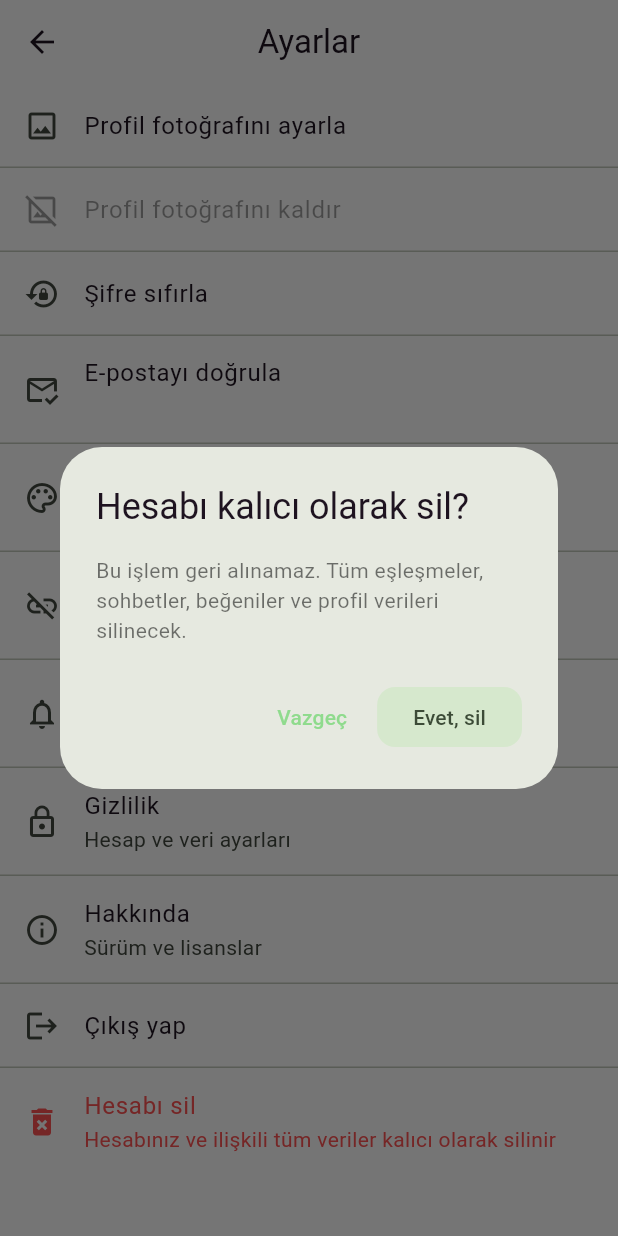
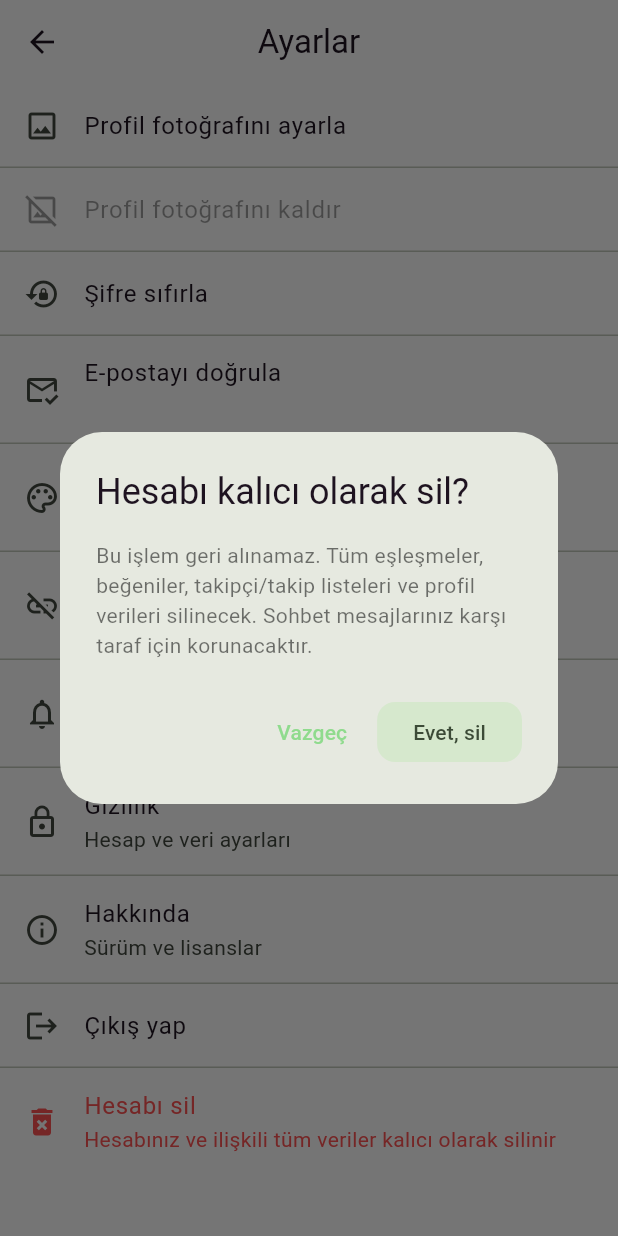
Before and after one commit to cinaratac/moviematch, a Flutter app: the SettingsPage screen opened directly, after a tap on "Hesabı sil", on a phone screen of 412 x 824 dp. Run offline on Flutter 3.47's test engine with Material 3 defaults, Android fonts, the phone set to English and light mode, and no system bars; our stand-ins replace cached_network_image, cloud_firestore, firebase_auth, firebase_core, firebase_messaging, firebase_storage and 4 more; missing offline and left inert: flutter_cached_pdfview; accounts and stored records are empty.

Commit message:
hesap silme işlemleri

```diff
--- a/lib/auth/auth_gate.dart
+++ b/lib/auth/auth_gate.dart
@@ -42,17 +42,20 @@ class AuthGate extends StatelessWidget {
                 );
               }
               if (!snap.hasData || !snap.data!.exists) {
-                return const OnboardingLetterboxd();
+                // HESAP SİLİNDİĞİNDE GİRİŞ EKRANINA YÖNLENDİR
+                return const LoginPage();
               }
               final data = snap.data!.data();
               final lb = (data?['letterboxdUsername'] ?? '').toString();
               if (lb.isEmpty) {
-                return const OnboardingLetterboxd();
+                // Letterboxd bilgisi eksikse de giriş ekranına yönlendir
+                return const LoginPage();
               }
               return const HomeShell();
             },
           );
         }
+        // Firebase Auth'tan çıkış yapıldıysa/silindiyse LoginPage göster
         return const LoginPage();
       },
     );
--- a/lib/screens/settings_page.dart
+++ b/lib/screens/settings_page.dart
@@ -179,7 +179,19 @@ class _SettingsPageState extends State<SettingsPage> {
         await prefs.remove('lb_username_$uid');
       } catch (_) {}
 
-      // 2) User doc üzerindeki LB alanlarını sil (best-effort)
+      // 2) userTasteProfiles/{uid} belgesini temizle (Loved, Disliked, Watchlist)
+      await fs.collection('userTasteProfiles').doc(uid).set({
+        'letterboxdUsername': FieldValue.delete(),
+        'loved': <String>[],
+        'disliked': <String>[],
+        'watchlist': <String>[],
+        'posters': <String, String>{},
+        'vector': FieldValue.delete(),
+        'computedAtMs': FieldValue.delete(),
+        'updatedAt': FieldValue.serverTimestamp(),
+      }, SetOptions(merge: true));
+
+      // 3) User doc üzerindeki LB alanlarını sil (eski/mirror alanları)
       await fs.collection('users').doc(uid).set({
         'lbUsername': FieldValue.delete(),
         'lbSyncedAt': FieldValue.delete(),
@@ -200,7 +212,7 @@ class _SettingsPageState extends State<SettingsPage> {
         'updatedAt': FieldValue.serverTimestamp(),
       }, SetOptions(merge: true));
 
-      // 3) Alt koleksiyonları temizle (varsa): shelves/*, movies, userMovies
+      // 4) Alt koleksiyonları temizle (varsa): shelves/*, movies, userMovies
       // shelves/*/items
       try {
         final shelvesCol = fs
@@ -462,7 +474,7 @@ class _SettingsPageState extends State<SettingsPage> {
       builder: (context) => AlertDialog(
         title: const Text('Hesabı kalıcı olarak sil?'),
         content: const Text(
-          'Bu işlem geri alınamaz. Tüm eşleşmeler, sohbetler, beğeniler ve profil verileri silinecek.',
+          'Bu işlem geri alınamaz. Tüm eşleşmeler, beğeniler, takipçi/takip listeleri ve profil verileri silinecek. Sohbet mesajlarınız karşı taraf için korunacaktır.',
         ),
         actions: [
           TextButton(
@@ -507,56 +519,130 @@ class _SettingsPageState extends State<SettingsPage> {
         fs.collection('matches').where('uids', arrayContains: uid),
       );
 
-      // 5) chats: participants contains uid → delete subcollections (best-effort), then chat doc
+      // 5) chats: messages SİLİNMEYECEK, sadece kullanıcının verisini temizle
       final chatsSnap = await fs
           .collection('chats')
           .where('participants', arrayContains: uid)
           .get();
       for (final chat in chatsSnap.docs) {
-        // delete reads
+        // reads: Okuma durumunu sil (bu kullanıcının özel verisi)
         try {
           await _deleteQuery(chat.reference.collection('reads'));
         } catch (_) {}
-        // delete messages
+        // Chat dokümanını güncelle: Katılımcı listesinden kullanıcıyı çıkar
         try {
-          await _deleteQuery(chat.reference.collection('messages'));
-        } catch (_) {}
-        // delete chat itself
-        try {
-          await chat.reference.delete();
+          await chat.reference.set({
+            'participants': FieldValue.arrayRemove([uid]),
+            'updatedAt': FieldValue.serverTimestamp(),
+            'deletedParticipant': uid, // Silindiğini işaretle
+          }, SetOptions(merge: true));
         } catch (_) {}
       }
 
-      // 6) userTasteProfiles/{uid}
+      // 6) Kullanıcının Postları
+      try {
+        await _deleteQuery(
+          fs.collection('posts').where('authorId', isEqualTo: uid),
+        );
+      } catch (_) {}
+
+      // 7) Kullanıcının Eklediği Filmler (userAddedFilms)
+      try {
+        await _deleteQuery(
+          fs.collection('userAddedFilms').where('authorId', isEqualTo: uid),
+        );
+      } catch (_) {}
+
+      // --- users/{uid} ALT KOLEKSİYONLARI TEMİZLE ---
+
+      // 8) users/{uid}/following
+      try {
+        await _deleteQuery(
+          fs.collection('users').doc(uid).collection('following'),
+        );
+      } catch (_) {}
+      // 9) users/{uid}/followers
+      try {
+        await _deleteQuery(
+          fs.collection('users').doc(uid).collection('followers'),
+        );
+      } catch (_) {}
+      // 10) users/{uid}/blocked & blockedBy
+      try {
+        await _deleteQuery(
+          fs.collection('users').doc(uid).collection('blocked'),
+        );
+      } catch (_) {}
+      try {
+        await _deleteQuery(
+          fs.collection('users').doc(uid).collection('blockedBy'),
+        );
+      } catch (_) {}
+
+      // 11) users/{uid}/shelves (ve altındaki items), movies, userMovies
+      final shelvesCol = fs.collection('users').doc(uid).collection('shelves');
+      final shelvesSnap = await shelvesCol.get();
+      for (final shelf in shelvesSnap.docs) {
+          try {
+            await _deleteQuery(shelf.reference.collection('items'));
+          } catch (_) {}
+          try {
+            await shelf.reference.delete();
+          } catch (_) {}
+      }
+      try {
+        await _deleteQuery(
+          fs.collection('users').doc(uid).collection('movies'),
+        );
+      } catch (_) {}
+      try {
+        await _deleteQuery(
+          fs.collection('users').doc(uid).collection('userMovies'),
+        );
+      } catch (_) {}
+
+      // 12) userTasteProfiles/{uid} (Merkezi film verisi)
       try {
         await fs.collection('userTasteProfiles').doc(uid).delete();
       } catch (_) {}
 
-      // 7) users/{uid}
+      // 13) users/{uid} (Ana kullanıcı dokümanı)
       try {
         await fs.collection('users').doc(uid).delete();
       } catch (_) {}
 
-      // 8) Firebase Auth hesabını sil
+      // 14) Firebase Auth hesabını sil
       try {
         await user.delete();
+
+        // BAŞARILI SİLME: Auth silindi, AuthStateChanges tetiklenecek.
+        if (!mounted) return;
+        _toast('Hesabınız ve ilgili veriler silindi.');
+        // Ayarlar sayfasından çıkış yap, AuthGate LoginPage'e yönlendirecektir.
+        Navigator.of(context).pop();
+
       } on FirebaseAuthException catch (e) {
         if (e.code == 'requires-recent-login') {
+          // BAŞARISIZ SİLME: Kullanıcıyı bilgilendir, tekrar denemeye zorla.
+          if (!mounted) return;
           _toast(
-            'Güvenlik için tekrar giriş yapmanız gerekiyor. Lütfen tekrar giriş yaptıktan sonra hesabı silin.',
+            'Güvenlik nedeniyle tekrar giriş yapmanız gerekiyor. Lütfen ÇIKIŞ YAPIN, hemen tekrar giriş yapın ve silme işlemini tekrarlayın.',
           );
-        } else {
-          _toast('Hesap silme hatası: ${e.code}');
+          if (mounted) setState(() => _busy = false); // Butonu aktif et
+          return; // İşlemi durdur
         }
+        // Diğer Auth hataları
+        _toast('Hesap silme hatası: ${e.code}');
+        if (mounted) setState(() => _busy = false);
+        return; // İşlemi durdur
       }
 
-      if (!mounted) return;
-      _toast('Hesabınız ve ilgili veriler silindi.');
-      Navigator.of(context).pop();
+      // Bu koda sadece Auth delete başarılı olursa ulaşılır.
+      // Diğer durumlar yukarıdaki return'ler ile kontrol edildi.
+
     } catch (e) {
       _toast('Silme hatası: $e');
-    } finally {
-      if (mounted) setState(() => _busy = false);
+      if (mounted) setState(() => _busy = false); // Kapsamlı hata durumunda butonu aktif et
     }
   }
 
```
